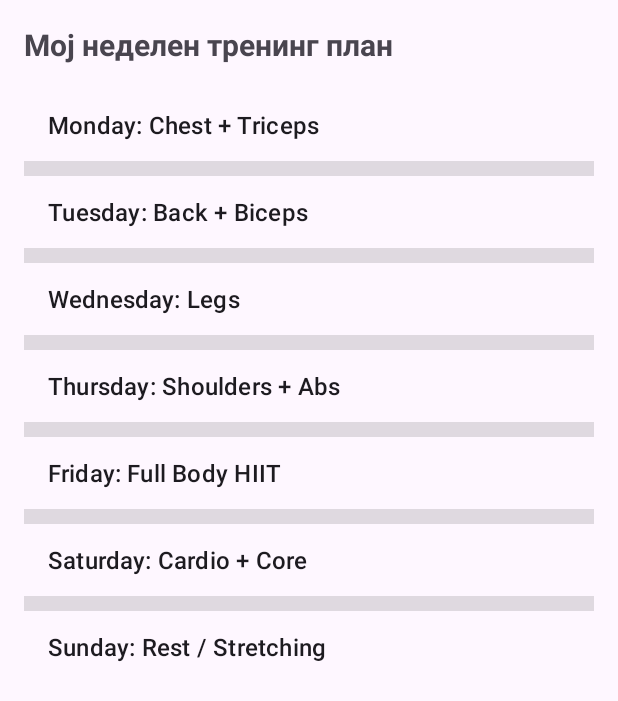
After one commit to davorgeorgievski/FitBuddy, an Android app: the TrainingPlanActivity screen opened directly, with no data from a screen before it, on a phone screen of 412 x 824 dp. The commit adds this screen. Shown: the top 701 px of the screen. Run offline under Robolectric (Android 15) with nearby library versions, the phone set to English and light mode, and no system bars.

Commit message:
commit 3, ekran posle login, za trening plan i detali

```diff
--- a/app/src/main/AndroidManifest.xml
+++ b/app/src/main/AndroidManifest.xml
@@ -50,6 +50,8 @@
             </intent-filter>
         </activity>
 
+        <activity android:name=".TrainingPlanActivity" />
+        <activity android:name=".WorkoutDetailActivity" />
 
     </application>
 
--- a/app/src/main/java/com/example/fitbuddy/LoginActivity.java
+++ b/app/src/main/java/com/example/fitbuddy/LoginActivity.java
@@ -106,7 +106,7 @@ public class LoginActivity extends AppCompatActivity {
 
     // ===================== Facebook =====================
     private void loginWithFacebook() {
-        LoginManager.getInstance().logInWithReadPermissions(this, Arrays.asList("email", "public_profile"));
+        LoginManager.getInstance().logInWithReadPermissions(this, Arrays.asList("public_profile"));
 
         LoginManager.getInstance().registerCallback(callbackManager,
                 new FacebookCallback<LoginResult>() {
--- /dev/null
+++ b/app/src/main/java/com/example/fitbuddy/TrainingPlanActivity.java
@@ -0,0 +1,49 @@
+package com.example.fitbuddy;
+
+import android.content.Intent;
+import android.os.Bundle;
+import android.widget.AdapterView;
+import android.widget.ArrayAdapter;
+import android.widget.ListView;
+import androidx.appcompat.app.AppCompatActivity;
+
+public class TrainingPlanActivity extends AppCompatActivity {
+
+    private ListView trainingListView;
+
+    @Override
+    protected void onCreate(Bundle savedInstanceState) {
+        super.onCreate(savedInstanceState);
+        setContentView(R.layout.activity_training_plan);
+
+        trainingListView = findViewById(R.id.trainingListView);
+
+        String[] weeklyPlan = {
+                "Monday: Chest + Triceps",
+                "Tuesday: Back + Biceps",
+                "Wednesday: Legs",
+                "Thursday: Shoulders + Abs",
+                "Friday: Full Body HIIT",
+                "Saturday: Cardio + Core",
+                "Sunday: Rest / Stretching"
+        };
+
+        ArrayAdapter<String> adapter = new ArrayAdapter<>(
+                this,
+                android.R.layout.simple_list_item_1,
+                weeklyPlan
+        );
+
+        trainingListView.setAdapter(adapter);
+
+        // 🟡 Додаден click listener за секој ден
+        trainingListView.setOnItemClickListener((AdapterView<?> parent, android.view.View view, int position, long id) -> {
+            String selectedItem = weeklyPlan[position];
+            String dayName = selectedItem.split(":")[0]; // Земи само името на денот (Monday, Tuesday, ...)
+
+            Intent intent = new Intent(TrainingPlanActivity.this, WorkoutDetailActivity.class);
+            intent.putExtra("day_name", dayName);
+            startActivity(intent);
+        });
+    }
+}
--- /dev/null
+++ b/app/src/main/res/layout/activity_training_plan.xml
@@ -0,0 +1,22 @@
+<?xml version="1.0" encoding="utf-8"?>
+<LinearLayout xmlns:android="http://schemas.android.com/apk/res/android"
+    android:orientation="vertical"
+    android:layout_width="match_parent"
+    android:layout_height="match_parent"
+    android:padding="16dp">
+
+    <TextView
+        android:id="@+id/titleTextView"
+        android:layout_width="wrap_content"
+        android:layout_height="wrap_content"
+        android:text="Мој неделен тренинг план"
+        android:textSize="20sp"
+        android:textStyle="bold"
+        android:layout_marginBottom="16dp" />
+
+    <ListView
+        android:id="@+id/trainingListView"
+        android:layout_width="match_parent"
+        android:layout_height="wrap_content"
+        android:dividerHeight="10dp"/>
+</LinearLayout>
```
Also changed, not shown: app/src/main/java/com/example/fitbuddy/MainActivity.java (+35 -13 lines), app/src/main/java/com/example/fitbuddy/WorkoutDetailActivity.java (added, +82 -0 lines), app/src/main/res/layout/activity_main.xml (+29 -9 lines), app/src/main/res/layout/activity_workout_detail.xml (added, +29 -0 lines).
